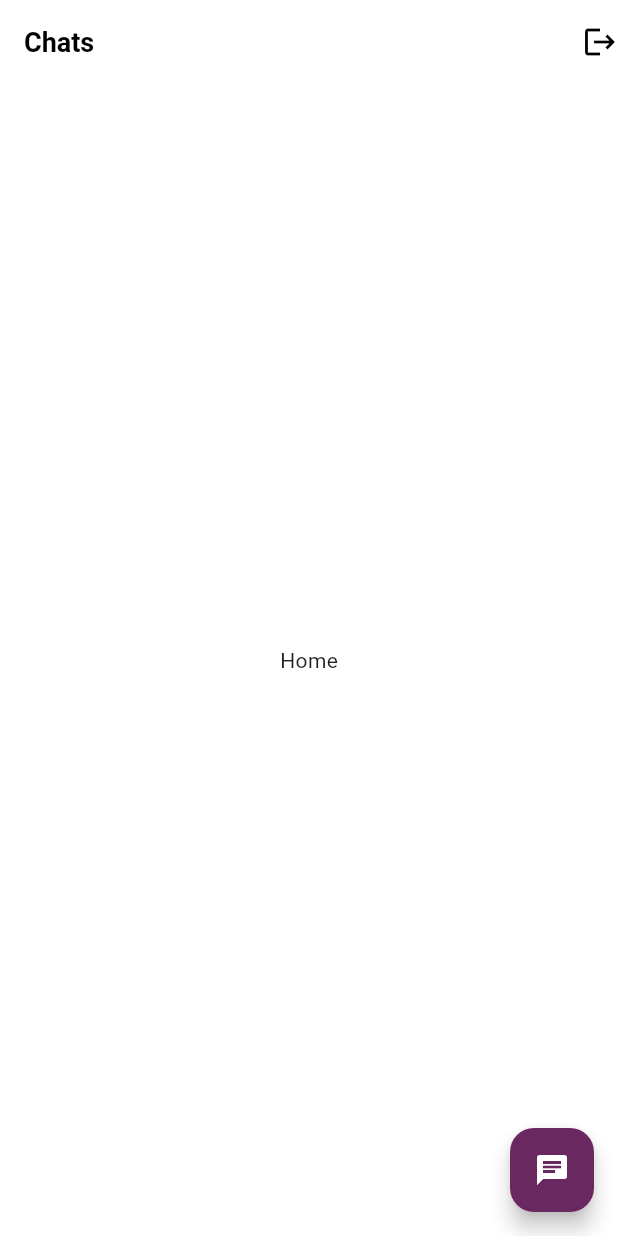
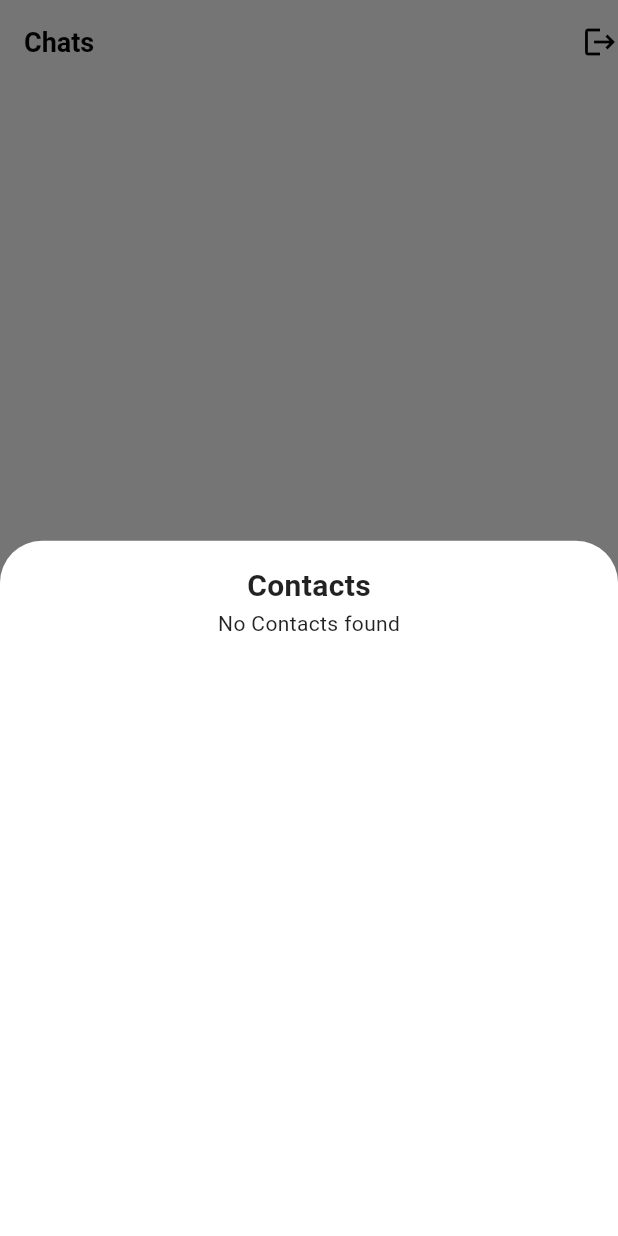
Before and after one commit to Cipher-Dark/Pop-Messaging-App, a Flutter app: the screen it shows once a user with an empty profile is signed in, after a tap on the "chat" icon, on a phone screen of 412 x 824 dp. Run offline on Flutter 3.47's test engine with Material 3 defaults, Android fonts, the phone set to English and light mode, and no system bars; our stand-ins replace cloud_firestore, equatable, firebase_auth, firebase_core, flutter_bloc, flutter_contacts and 1 more; accounts and stored records are empty.

Commit message:
contact sheet added

```diff
--- a/lib/data/services/service_locator.dart
+++ b/lib/data/services/service_locator.dart
@@ -4,6 +4,7 @@ import 'package:firebase_core/firebase_core.dart';
 import 'package:flutter/material.dart';
 import 'package:get_it/get_it.dart';
 import 'package:pop_chat/data/repos/auth_repositary.dart';
+import 'package:pop_chat/data/repos/contact_repositary.dart';
 import 'package:pop_chat/firebase_options.dart';
 import 'package:pop_chat/logic/cubits/auth/auth_cubit.dart';
 import 'package:pop_chat/router/app_router.dart';
@@ -21,6 +22,7 @@ Future<void> setupServiceLocator() async {
   getIt.registerLazySingleton<FirebaseAuth>(() => FirebaseAuth.instance);
 
   getIt.registerLazySingleton(() => AuthRepositary());
+  getIt.registerLazySingleton(() => ContactRepositary());
 
   getIt.registerLazySingleton(() => AuthCubit(authRepositary: AuthRepositary()));
 }
--- a/lib/presentation/home/home_screen.dart
+++ b/lib/presentation/home/home_screen.dart
@@ -1,11 +1,78 @@
 import 'package:flutter/material.dart';
+import 'package:pop_chat/data/repos/contact_repositary.dart';
 import 'package:pop_chat/data/services/service_locator.dart';
 import 'package:pop_chat/logic/cubits/auth/auth_cubit.dart';
 import 'package:pop_chat/presentation/screens/auth/login_screen.dart';
 import 'package:pop_chat/router/app_router.dart';
 
-class HomeScreen extends StatelessWidget {
+class HomeScreen extends StatefulWidget {
   const HomeScreen({super.key});
+
+  @override
+  State<HomeScreen> createState() => _HomeScreenState();
+}
+
+class _HomeScreenState extends State<HomeScreen> {
+  late final ContactRepositary _contactRepositary;
+
+  @override
+  void initState() {
+    super.initState();
+    _contactRepositary = getIt<ContactRepositary>();
+  }
+
+  void _showContactsList(BuildContext context) {
+    showModalBottomSheet(
+      context: context,
+      builder: (context) {
+        return Container(
+          padding: EdgeInsets.all(16),
+          child: Column(
+            children: [
+              Text(
+                "Contacts",
+                style: TextStyle(
+                  fontSize: 20,
+                  fontWeight: FontWeight.bold,
+                ),
+              ),
+              FutureBuilder<List<Map<String, dynamic>>>(
+                future: _contactRepositary.getRegisteredContacts(),
+                builder: (context, snapshot) {
+                  if (snapshot.hasError) {
+                    return Center(child: Text("Error : ${snapshot.error}"));
+                  }
+                  if (!snapshot.hasData) {
+                    return CircularProgressIndicator(
+                      color: Colors.white,
+                    );
+                  }
+                  final contacts = snapshot.data!;
+                  if (contacts.isEmpty) {
+                    return const Center(
+                      child: Text("No Contacts found"),
+                    );
+                  }
+                  return ListView.builder(
+                    itemCount: contacts.length,
+                    itemBuilder: (context, index) {
+                      final contact = contacts[index];
+                      return ListTile(
+                        leading: CircleAvatar(
+                          backgroundColor: Theme.of(context).primaryColor.withValues(alpha: .1),
+                          child: Text(contact["name"][0].toUpperCase()),
+                        ),
+                      );
+                    },
+                  );
+                },
+              )
+            ],
+          ),
+        );
+      },
+    );
+  }
 
   @override
   Widget build(BuildContext context) {
@@ -26,7 +93,7 @@ class HomeScreen extends StatelessWidget {
         child: Text("Home"),
       ),
       floatingActionButton: FloatingActionButton(
-        onPressed: () {},
+        onPressed: () => _showContactsList(context),
         child: Icon(
           Icons.chat,
           color: Colors.white,
```
Also changed, not shown: 3 other files.
